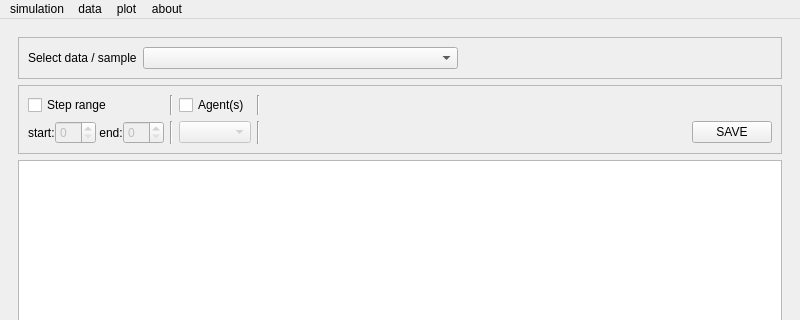
Old version of the form ui/psychsim-gui-main.ui in the repository usc-psychsim/psychsim-eval-gui; both pictures show x 0 to 800 and y 0 to 320 of the 800 by 652 pixel window.
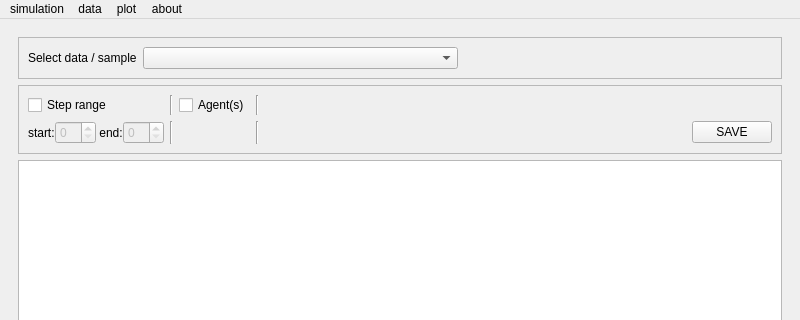
New version of the form. The open tabs and pages were chosen to show the change.

Commit message:
Add multi-select combo for selecting agents to sample
also re-fix sample step label update

What changed in the file:
```diff
--- a/ui/psychsim-gui-main.ui
+++ b/ui/psychsim-gui-main.ui
@@ -18,7 +18,7 @@
     <item>
      <widget class="QStackedWidget" name="stackedWidget">
       <property name="currentIndex">
-       <number>0</number>
+       <number>3</number>
       </property>
       <widget class="QWidget" name="main">
        <layout class="QVBoxLayout" name="verticalLayout_2">
@@ -1187,20 +1187,17 @@
            <enum>QFrame::Raised</enum>
           </property>
           <layout class="QGridLayout" name="gridLayout_6">
-           <item row="0" column="5">
+           <item row="0" column="6">
             <widget class="Line" name="line_8">
              <property name="orientation">
               <enum>Qt::Vertical</enum>
              </property>
             </widget>
            </item>
-           <item row="2" column="3">
-            <widget class="QComboBox" name="sample_agent_combo">
-             <property name="enabled">
-              <bool>false</bool>
-             </property>
-             <property name="editable">
-              <bool>false</bool>
+           <item row="0" column="4">
+            <widget class="QCheckBox" name="sample_agents_check">
+             <property name="text">
+              <string>Agent(s)</string>
              </property>
             </widget>
            </item>
@@ -1218,14 +1215,14 @@
              </property>
             </widget>
            </item>
-           <item row="2" column="5">
-            <widget class="Line" name="line_4">
-             <property name="orientation">
-              <enum>Qt::Vertical</enum>
-             </property>
-            </widget>
-           </item>
            <item row="2" column="6">
+            <widget class="Line" name="line_4">
+             <property name="orientation">
+              <enum>Qt::Vertical</enum>
+             </property>
+            </widget>
+           </item>
+           <item row="2" column="7">
             <spacer name="horizontalSpacer_8">
              <property name="orientation">
               <enum>Qt::Horizontal</enum>
@@ -1287,7 +1284,7 @@
              </layout>
             </widget>
            </item>
-           <item row="2" column="7">
+           <item row="2" column="8">
             <widget class="QPushButton" name="save_sample_button">
              <property name="text">
               <string>SAVE</string>
@@ -1301,12 +1298,8 @@
              </property>
             </widget>
            </item>
-           <item row="0" column="3">
-            <widget class="QCheckBox" name="sample_agents_check">
-             <property name="text">
-              <string>Agent(s)</string>
-             </property>
-            </widget>
+           <item row="2" column="4">
+            <widget class="QWidget" name="agent_sample_combo_widget" native="true"/>
            </item>
           </layout>
          </widget>
```
The commit also changes 2 other files.
